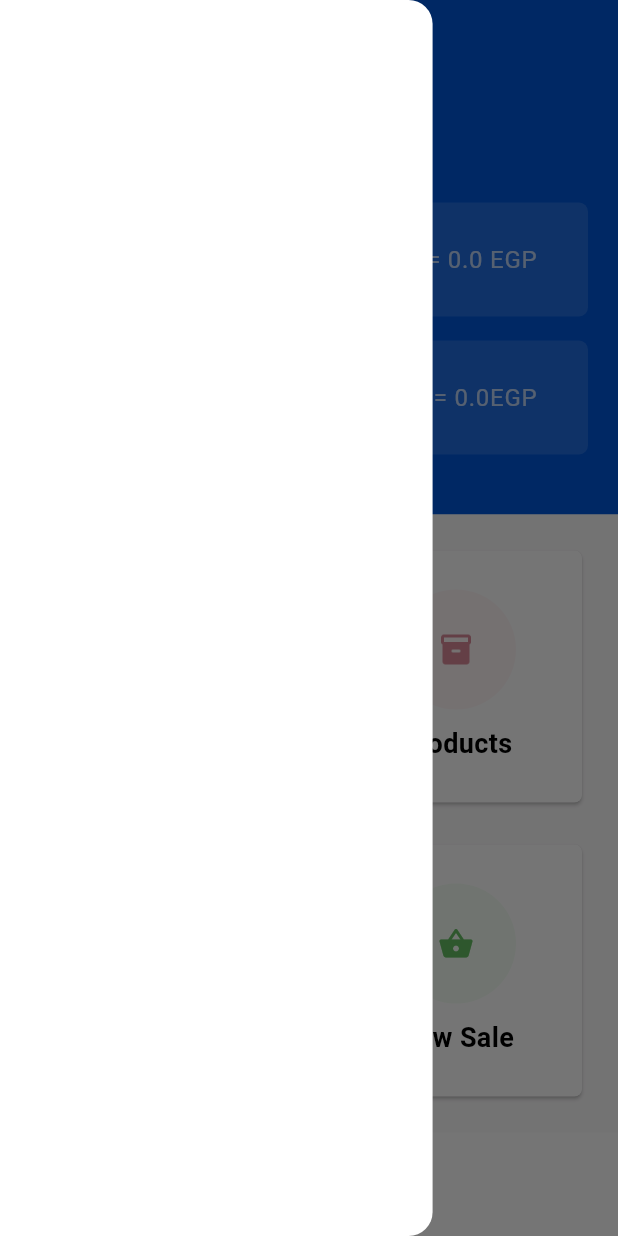
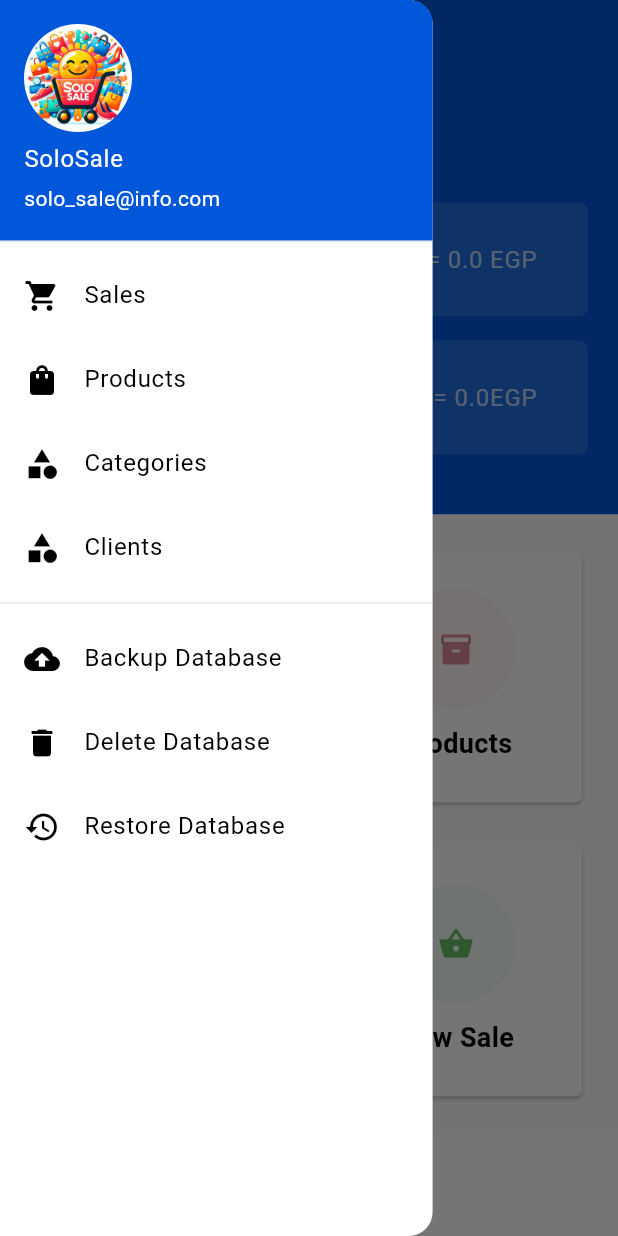
Before and after one commit to DinaAlaaEldinMohamed/SoloSale, a Flutter app: the screen it shows after launch, with the side drawer open, on a phone screen of 412 x 824 dp. Run offline on Flutter 3.47's test engine with Material 3 defaults, Android fonts, the phone set to English and light mode, and no system bars; our stand-ins replace data_table_2, form_validator, get, get_it, permission_handler, sqflite and 1 more; accounts and stored records are empty.

Commit message:
backup ,restore ,delete database

```diff
--- a/lib/controllers/clients/client_datasource.dart
+++ b/lib/controllers/clients/client_datasource.dart
@@ -36,8 +36,7 @@ class ClientsDataSource extends DataTableSource {
                   crossAxisAlignment: CrossAxisAlignment.start,
                   children: [
                     Text(
-                      '3',
-                      //  '${clients?[index].stock}',
+                      '${clients?[index].clientOrdersCount}',
                       style: h5(
                         warningColor,
                       ),
--- a/lib/controllers/clients/clients_controller.dart
+++ b/lib/controllers/clients/clients_controller.dart
@@ -11,7 +11,11 @@ class ClientController extends GetxController {
   void getClients(Function setStateCallBack) async {
     try {
       //clients = [];
-      var data = await sqlHelper.db!.query('clients');
+      var data = await sqlHelper.db!.rawQuery("""
+  Select C.*, count(O.id) as clientOrdersCount from clients  C
+    Inner JOIN orders O
+  On O.clientId = C.clientId
+               """);
 
       if (data.isNotEmpty) {
         clients = [];
--- a/lib/models/client.dart
+++ b/lib/models/client.dart
@@ -4,6 +4,7 @@ class Client {
   String? clientEmail;
   String? clientPhone;
   String? clientAddress;
+  int? clientOrdersCount;
 
   Client();
 
@@ -13,6 +14,7 @@ class Client {
     clientEmail = json['clientEmail'];
     clientPhone = json['clientPhone'];
     clientAddress = json['clientAddress'];
+    clientOrdersCount = json['clientOrdersCount'];
   }
 
   Map<String, dynamic> toJson() {
--- a/lib/views/clients/client_crud_screen.dart
+++ b/lib/views/clients/client_crud_screen.dart
@@ -1,4 +1,5 @@
 import 'package:flutter/material.dart';
+import 'package:flutter/services.dart';
 import 'package:flutter_pos/controllers/clients/clients_controller.dart';
 import 'package:flutter_pos/models/client.dart';
 import 'package:flutter_pos/utils/const.dart';
--- a/lib/views/home.dart
+++ b/lib/views/home.dart
@@ -1,6 +1,7 @@
 import 'package:flutter/material.dart';
 import 'package:flutter_pos/utils/const.dart';
 import 'package:flutter_pos/utils/sql_helper.dart';
+import 'package:flutter_pos/widgets/app_drawer.dart';
 import 'package:flutter_pos/widgets/grid_view.dart';
 import 'package:flutter_pos/widgets/info_header.dart';
 import 'package:get_it/get_it.dart';
@@ -32,9 +33,9 @@ class _HomePageState extends State<HomePage> {
     selectedCurrencyCode = await sqlIns.getOrderPaidCurrency();
     todayTotalSales =
         await sqlIns.getTodayTotalSales(paidCurrency: selectedCurrencyCode);
-    print(
-        'selectedCurrencyCode order================================================================================================ $selectedCurrencyCode');
+
     tablesCreated = await sqlIns.createTables();
+    sqlIns.getDbPath();
     await sqlIns.seedDatabase();
     exchangeRate =
         await sqlIns.exchangeRate(targetCurrency: selectedCurrencyCode);
@@ -49,7 +50,7 @@ class _HomePageState extends State<HomePage> {
     return Scaffold(
       drawer: SizedBox(
         width: MediaQuery.of(context).size.width * 0.7,
-        child: const Drawer(),
+        child: const AppDrawer(),
       ),
       appBar: AppBar(
         backgroundColor: primaryColor,
--- a/lib/views/products/products_crud_screen.dart
+++ b/lib/views/products/products_crud_screen.dart
@@ -21,7 +21,7 @@ class ProductCrudScreen extends StatefulWidget {
 }
 
 class _ProductCrudScreenState extends State<ProductCrudScreen> {
-  final ProductController _productController = Get.find();
+  final ProductController _productController = Get.put(ProductController());
 
   bool isUploading = false;
   File? imageFile;
--- /dev/null
+++ b/lib/widgets/app_drawer.dart
@@ -0,0 +1,81 @@
+import 'package:flutter/material.dart';
+import 'package:flutter_pos/utils/sql_helper.dart';
+import 'package:get_it/get_it.dart';
+
+class AppDrawer extends StatefulWidget {
+  const AppDrawer({super.key});
+
+  @override
+  State<AppDrawer> createState() => _AppDrawerState();
+}
+
+class _AppDrawerState extends State<AppDrawer> {
+  var sqlIns = GetIt.I.get<SqlHelper>();
+
+  @override
+  Widget build(BuildContext context) {
+    return Drawer(
+      child: ListView(
+        children: [
+          const UserAccountsDrawerHeader(
+            accountName: Text('SoloSale'),
+            accountEmail: Text('solo_sale@info.com'),
+            currentAccountPicture: CircleAvatar(
+              backgroundImage: AssetImage('assets/images/soloSale.jpg'),
+            ),
+          ),
+          ListTile(
+            leading: const Icon(Icons.shopping_cart),
+            title: const Text('Sales'),
+            onTap: () {
+              Navigator.pushNamed(context, '/sales');
+            },
+          ),
+          ListTile(
+            leading: const Icon(Icons.shopping_bag),
+            title: const Text('Products'),
+            onTap: () {
+              Navigator.pushNamed(context, '/products');
+            },
+          ),
+          ListTile(
+            leading: const Icon(Icons.category),
+            title: const Text('Categories'),
+            onTap: () {
+              Navigator.pushNamed(context, '/categories');
+            },
+          ),
+          ListTile(
+            leading: const Icon(Icons.category),
+            title: const Text('Clients'),
+            onTap: () {
+              Navigator.pushNamed(context, '/clients');
+            },
+          ),
+          const Divider(),
+          ListTile(
+            leading: const Icon(Icons.backup),
+            title: const Text('Backup Database'),
+            onTap: () {
+              sqlIns.backupDB();
+            },
+          ),
+          ListTile(
+            leading: const Icon(Icons.delete),
+            title: const Text('Delete Database'),
+            onTap: () {
+              sqlIns.deleteDB();
+            },
+          ),
+          ListTile(
+            leading: const Icon(Icons.restore),
+            title: const Text('Restore Database'),
+            onTap: () {
+              sqlIns.restoreDB();
+            },
+          ),
+        ],
+      ),
+    );
+  }
+}
--- a/lib/widgets/products_widgets/product_details_bottom_sheet.dart
+++ b/lib/widgets/products_widgets/product_details_bottom_sheet.dart
@@ -22,7 +22,7 @@ class ProductDetailsBottomSheet extends StatefulWidget {
 }
 
 class _ProductDetailsBottomSheetState extends State<ProductDetailsBottomSheet> {
-  final ProductController _productController = Get.find();
+  final ProductController _productController = Get.put(ProductController());
   @override
   Widget build(BuildContext context) {
     return Wrap(
--- a/lib/widgets/products_widgets/product_tile.dart
+++ b/lib/widgets/products_widgets/product_tile.dart
@@ -2,6 +2,7 @@ import 'package:flutter/material.dart';
 import 'package:flutter_pos/models/product.dart';
 import 'package:flutter_pos/utils/const.dart';
 
+// ignore: must_be_immutable
 class ProductTile extends StatelessWidget {
   Product? product;
   ProductTile({this.product, super.key});
--- a/lib/widgets/sales/sales_card.dart
+++ b/lib/widgets/sales/sales_card.dart
@@ -3,6 +3,7 @@ import 'package:flutter_pos/models/order.dart';
 
 import 'package:flutter_pos/utils/const.dart';
 
+// ignore: must_be_immutable
 class SaleCard extends StatelessWidget {
   Order? order;
   SaleCard({this.order, super.key});
--- a/pubspec.yaml
+++ b/pubspec.yaml
@@ -40,6 +40,8 @@ dependencies:
   data_table_2: ^2.5.12
   get: ^4.6.6
   form_validator: ^2.1.1
+  permission_handler: ^11.3.1
+  path_provider: ^2.1.3
 
 dev_dependencies:
   flutter_test:
```
Also changed, not shown: lib/controllers/sales/sales_controller.dart (+68 -0 lines), lib/controllers/sales/sales_datasource.dart (+30 -30 lines), lib/models/order.dart (+12 -0 lines), lib/utils/sql_helper.dart (+103 -5 lines), lib/views/clients/clients_list_screen.dart (+4 -11 lines), lib/views/sales/sales_crud_screen.dart (+34 -18 lines), lib/views/sales/sales_list_screen.dart (+17 -16 lines), lib/widgets/order_item_dialog.dart (+2 -9 lines), assets/images/soloSale.jpg (added), pubspec.lock, 4 other files.
